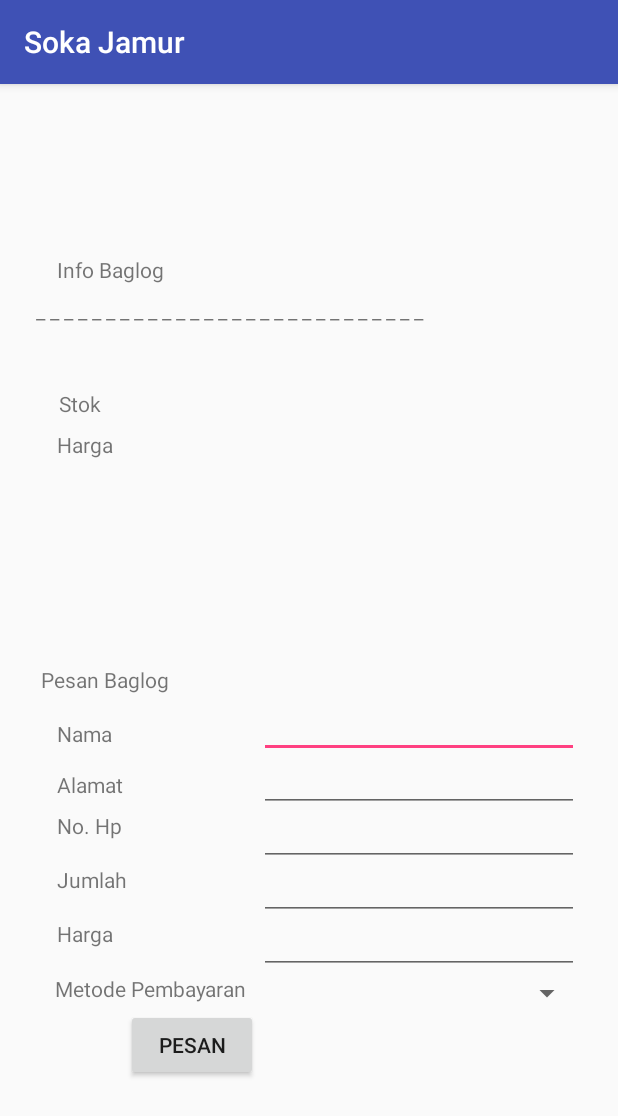
After one commit to SokaJamur/Soka, an Android app: the InfoBaglog screen opened directly, with no data from a screen before it, on a phone screen of 412 x 824 dp. The commit adds this screen. Shown: the top 1116 px of the screen. Run offline under Robolectric (Android 15) with nearby library versions, the phone set to English and light mode, and no system bars.

Commit message:
info jamur & info baglog

```diff
--- a/SokaJamur/app/src/main/AndroidManifest.xml
+++ b/SokaJamur/app/src/main/AndroidManifest.xml
@@ -25,7 +25,9 @@
         <activity
             android:name=".Main2Activity"
             android:label="@string/title_activity_main2"
-            android:theme="@style/AppTheme.NoActionBar"></activity>
+            android:theme="@style/AppTheme.NoActionBar" />
+        <activity android:name=".InfoJamur" />
+        <activity android:name=".InfoBaglog"></activity>
     </application>
 
 </manifest>
--- /dev/null
+++ b/SokaJamur/app/src/main/java/com/reppernews/sokajamur/InfoBaglog.java
@@ -0,0 +1,13 @@
+package com.reppernews.sokajamur;
+
+import android.support.v7.app.AppCompatActivity;
+import android.os.Bundle;
+
+public class InfoBaglog extends AppCompatActivity {
+
+    @Override
+    protected void onCreate(Bundle savedInstanceState) {
+        super.onCreate(savedInstanceState);
+        setContentView(R.layout.activity_info_baglog);
+    }
+}
--- /dev/null
+++ b/SokaJamur/app/src/main/res/layout/activity_info_baglog.xml
@@ -0,0 +1,255 @@
+<?xml version="1.0" encoding="utf-8"?>
+<android.support.constraint.ConstraintLayout xmlns:android="http://schemas.android.com/apk/res/android"
+    xmlns:app="http://schemas.android.com/apk/res-auto"
+    xmlns:tools="http://schemas.android.com/tools"
+    android:layout_width="match_parent"
+    android:layout_height="match_parent"
+    tools:context="com.reppernews.sokajamur.InfoBaglog">
+
+    <android.support.constraint.ConstraintLayout
+        android:id="@+id/constraintLayout4"
+        android:layout_width="368dp"
+        android:layout_height="194dp"
+        android:layout_marginBottom="8dp"
+        android:layout_marginEnd="8dp"
+        android:layout_marginStart="8dp"
+        android:layout_marginTop="8dp"
+        app:layout_constraintBottom_toTopOf="@+id/constraintLayout3"
+        app:layout_constraintEnd_toEndOf="parent"
+        app:layout_constraintStart_toStartOf="parent"
+        app:layout_constraintTop_toTopOf="parent">
+
+        <TextView
+            android:id="@+id/textView2"
+            android:layout_width="wrap_content"
+            android:layout_height="wrap_content"
+            android:layout_marginBottom="8dp"
+            android:layout_marginEnd="281dp"
+            android:layout_marginStart="16dp"
+            android:layout_marginTop="25dp"
+            android:text="Info Baglog"
+            app:layout_constraintBottom_toTopOf="@+id/textView3"
+            app:layout_constraintEnd_toEndOf="parent"
+            app:layout_constraintStart_toStartOf="parent"
+            app:layout_constraintTop_toTopOf="parent" />
+
+        <TextView
+            android:id="@+id/textView3"
+            android:layout_width="345dp"
+            android:layout_height="62dp"
+            android:layout_marginEnd="28dp"
+            android:layout_marginStart="9dp"
+            android:text="_ _ _ _ _ _ _ _ _ _ _ _ _ _ _ _ _ _ _ _ _ _ _ _ _ _ _ _"
+            app:layout_constraintBottom_toTopOf="@+id/textView4"
+            app:layout_constraintEnd_toEndOf="parent"
+            app:layout_constraintStart_toStartOf="parent" />
+
+        <TextView
+            android:id="@+id/textView4"
+            android:layout_width="wrap_content"
+            android:layout_height="wrap_content"
+            android:layout_marginBottom="8dp"
+            android:layout_marginEnd="323dp"
+            android:layout_marginStart="17dp"
+            android:text="Stok"
+            app:layout_constraintBottom_toTopOf="@+id/textView5"
+            app:layout_constraintEnd_toEndOf="parent"
+            app:layout_constraintStart_toStartOf="parent" />
+
+        <TextView
+            android:id="@+id/textView5"
+            android:layout_width="wrap_content"
+            android:layout_height="wrap_content"
+            android:layout_marginBottom="32dp"
+            android:layout_marginEnd="315dp"
+            android:layout_marginStart="16dp"
+            android:text="Harga"
+            app:layout_constraintBottom_toBottomOf="parent"
+            app:layout_constraintEnd_toEndOf="parent"
+            app:layout_constraintStart_toStartOf="parent" />
+    </android.support.constraint.ConstraintLayout>
+
+    <android.support.constraint.ConstraintLayout
+        android:id="@+id/constraintLayout3"
+        android:layout_width="368dp"
+        android:layout_height="286dp"
+        android:layout_marginBottom="23dp"
+        android:layout_marginEnd="8dp"
+        android:layout_marginStart="8dp"
+        android:layout_marginTop="8dp"
+        app:layout_constraintBottom_toBottomOf="parent"
+        app:layout_constraintEnd_toEndOf="parent"
+        app:layout_constraintStart_toStartOf="parent"
+        app:layout_constraintTop_toBottomOf="@+id/constraintLayout4">
+
+        <TextView
+            android:id="@+id/textView17"
+            android:layout_width="wrap_content"
+            android:layout_height="wrap_content"
+            android:layout_marginBottom="8dp"
+            android:layout_marginEnd="278dp"
+            android:layout_marginStart="6dp"
+            android:text="Pesan Baglog"
+            app:layout_constraintBottom_toTopOf="@+id/textView18"
+            app:layout_constraintEnd_toEndOf="parent"
+            app:layout_constraintStart_toStartOf="parent"
+            app:layout_constraintTop_toTopOf="parent" />
+
+        <EditText
+            android:id="@+id/editText"
+            android:layout_width="wrap_content"
+            android:layout_height="36dp"
+            android:layout_marginEnd="4dp"
+            android:layout_marginTop="49dp"
+            android:ems="10"
+            android:inputType="textPersonName"
+            app:layout_constraintBottom_toTopOf="@+id/editText2"
+            app:layout_constraintEnd_toEndOf="parent"
+            app:layout_constraintTop_toTopOf="parent"
+            app:layout_constraintVertical_bias="1.0" />
+
+        <EditText
+            android:id="@+id/editText2"
+            android:layout_width="wrap_content"
+            android:layout_height="36dp"
+            android:layout_marginEnd="4dp"
+            android:ems="10"
+            android:inputType="textPersonName"
+            app:layout_constraintBottom_toTopOf="@+id/editText3"
+            app:layout_constraintEnd_toEndOf="parent" />
+
+        <EditText
+            android:id="@+id/editText3"
+            android:layout_width="wrap_content"
+            android:layout_height="36dp"
+            android:layout_marginEnd="4dp"
+            android:ems="10"
+            android:inputType="textPersonName"
+            app:layout_constraintBottom_toTopOf="@+id/editText4"
+            app:layout_constraintEnd_toEndOf="parent" />
+
+        <EditText
+            android:id="@+id/editText4"
+            android:layout_width="wrap_content"
+            android:layout_height="36dp"
+            android:layout_marginEnd="4dp"
+            android:ems="10"
+            android:inputType="textPersonName"
+            app:layout_constraintBottom_toTopOf="@+id/editText10"
+            app:layout_constraintEnd_toEndOf="parent" />
+
+        <EditText
+            android:id="@+id/editText10"
+            android:layout_width="wrap_content"
+            android:layout_height="36dp"
+            android:layout_marginEnd="4dp"
+            android:ems="10"
+            android:inputType="textPersonName"
+            app:layout_constraintBottom_toTopOf="@+id/textView23"
+            app:layout_constraintEnd_toEndOf="parent" />
+
+        <TextView
+            android:id="@+id/textView18"
+            android:layout_width="wrap_content"
+            android:layout_height="22dp"
+            android:layout_marginBottom="12dp"
+            android:layout_marginEnd="8dp"
+            android:layout_marginStart="16dp"
+            android:text="Nama"
+            app:layout_constraintBottom_toTopOf="@+id/textView19"
+            app:layout_constraintEnd_toStartOf="@+id/editText"
+            app:layout_constraintHorizontal_bias="0.0"
+            app:layout_constraintStart_toStartOf="parent" />
+
+        <TextView
+            android:id="@+id/textView19"
+            android:layout_width="wrap_content"
+            android:layout_height="wrap_content"
+            android:layout_marginBottom="8dp"
+            android:layout_marginEnd="8dp"
+            android:layout_marginStart="16dp"
+            android:text="Alamat"
+            app:layout_constraintBottom_toTopOf="@+id/textView20"
+            app:layout_constraintEnd_toStartOf="@+id/editText2"
+            app:layout_constraintHorizontal_bias="0.0"
+            app:layout_constraintStart_toStartOf="parent" />
+
+        <TextView
+            android:id="@+id/textView20"
+            android:layout_width="wrap_content"
+            android:layout_height="20dp"
+            android:layout_marginBottom="16dp"
+            android:layout_marginEnd="8dp"
+            android:layout_marginStart="16dp"
+            android:text="No. Hp"
+            app:layout_constraintBottom_toTopOf="@+id/textView21"
+            app:layout_constraintEnd_toStartOf="@+id/editText3"
+            app:layout_constraintHorizontal_bias="0.0"
+            app:layout_constraintStart_toStartOf="parent" />
+
+        <TextView
+            android:id="@+id/textView21"
+            android:layout_width="wrap_content"
+            android:layout_height="20dp"
+            android:layout_marginBottom="16dp"
+            android:layout_marginEnd="8dp"
+            android:layout_marginStart="8dp"
+            android:text="Jumlah"
+            app:layout_constraintBottom_toTopOf="@+id/textView22"
+            app:layout_constraintEnd_toStartOf="@+id/editText4"
+            app:layout_constraintHorizontal_bias="0.091"
+            app:layout_constraintStart_toStartOf="parent" />
+
+        <TextView
+            android:id="@+id/textView22"
+            android:layout_width="wrap_content"
+            android:layout_height="21dp"
+            android:layout_marginBottom="15dp"
+            android:layout_marginEnd="8dp"
+            android:layout_marginStart="8dp"
+            android:text="Harga"
+            app:layout_constraintBottom_toTopOf="@+id/textView23"
+            app:layout_constraintEnd_toStartOf="@+id/editText10"
+            app:layout_constraintHorizontal_bias="0.083"
+            app:layout_constraintStart_toStartOf="parent" />
+
+        <TextView
+            android:id="@+id/textView23"
+            android:layout_width="wrap_content"
+            android:layout_height="wrap_content"
+            android:layout_marginBottom="4dp"
+            android:layout_marginEnd="8dp"
+            android:layout_marginStart="16dp"
+            android:text="Metode Pembayaran"
+            app:layout_constraintBottom_toTopOf="@+id/btPilih2"
+            app:layout_constraintEnd_toStartOf="@+id/cbBox2"
+            app:layout_constraintStart_toStartOf="parent" />
+
+        <Spinner
+            android:id="@+id/cbBox2"
+            android:layout_width="218dp"
+            android:layout_height="21dp"
+            android:layout_alignParentLeft="true"
+            android:layout_alignParentStart="true"
+            android:layout_alignParentTop="true"
+            android:layout_marginEnd="1dp"
+            app:layout_constraintBottom_toTopOf="@+id/btPilih2"
+            app:layout_constraintEnd_toEndOf="parent" />
+
+        <Button
+            android:id="@+id/btPilih2"
+            android:layout_width="wrap_content"
+            android:layout_height="wrap_content"
+            android:layout_below="@+id/cbBox"
+            android:layout_centerHorizontal="true"
+            android:layout_marginEnd="218dp"
+            android:layout_marginStart="62dp"
+            android:onClick="klikPilih"
+            android:text="Pesan"
+            app:layout_constraintBottom_toBottomOf="parent"
+            app:layout_constraintEnd_toEndOf="parent"
+            app:layout_constraintHorizontal_bias="1.0"
+            app:layout_constraintStart_toStartOf="parent"
+            tools:ignore="OnClick" />
+    </android.support.constraint.ConstraintLayout>
+</android.support.constraint.ConstraintLayout>
```
Also changed, not shown: SokaJamur/app/src/main/java/com/reppernews/sokajamur/InfoJamur.java (added, +13 -0 lines), SokaJamur/app/src/main/res/layout/activity_info_jamur.xml (added, +264 -0 lines), SokaJamur/app/src/main/res/layout/activity_main.xml (deleted, +0 -38 lines), SokaJamur/app/src/main/res/layout/item_spin.xml (added, +13 -0 lines), SokaJamur/app/src/main/res/layout/item_spin2.xml (added, +13 -0 lines), SokaJamur/app/src/main/res/values/strings.xml (+14 -0 lines).
